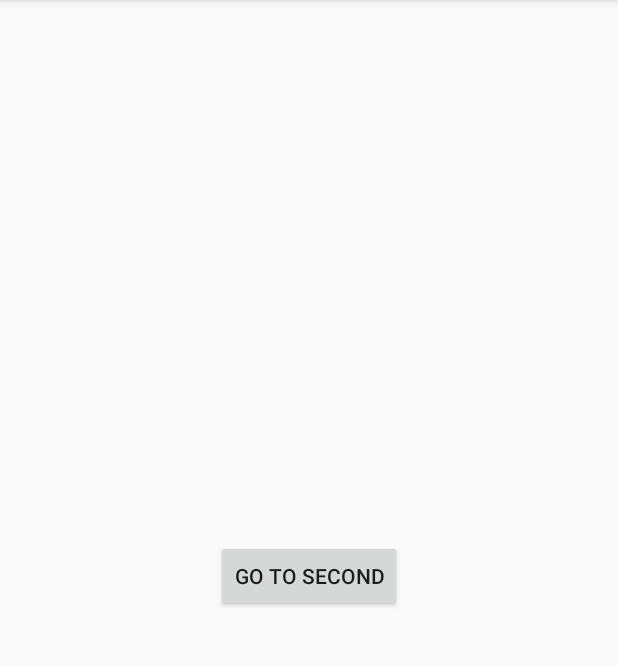
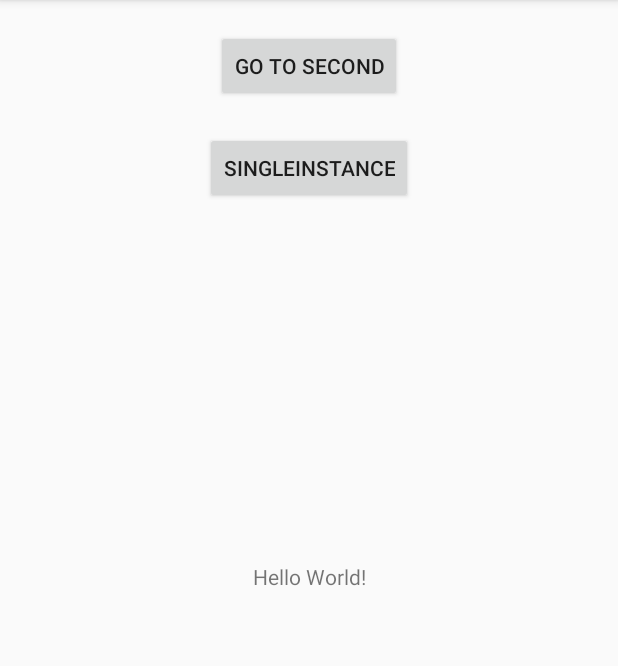
Before and after one commit to jianesrq0724/MemoryLeak, an Android app: the screen it shows after launch (MainActivity), on a phone screen of 412 x 824 dp, the part 84-750 px from its top. Run offline under Robolectric (Android 15) with nearby library versions, the phone set to English and light mode, and no system bars; libraries missing offline, so code that uses them is left out: com.squareup.leakcanary; 2 statements that could not run were skipped.

Commit message:
测试单例

```diff
--- a/app/src/main/java/com/ruiqin/memoryleak/MyApplication.java
+++ b/app/src/main/java/com/ruiqin/memoryleak/MyApplication.java
@@ -1,6 +1,7 @@
 package com.ruiqin.memoryleak;
 
 import android.app.Application;
+import android.content.Context;
 
 import com.squareup.leakcanary.LeakCanary;
 
@@ -12,14 +13,21 @@ import com.squareup.leakcanary.LeakCanary;
  */
 
 public class MyApplication extends Application {
+    private static Context mContext;
+
     @Override
     public void onCreate() {
         super.onCreate();
-
+        mContext = this;
         if (LeakCanary.isInAnalyzerProcess(this)) {
             return;
         }
         LeakCanary.install(this);
     }
 
+    public static Context getAppContext() {
+        return mContext;
+    }
+
+
 }
--- a/app/src/main/java/com/ruiqin/memoryleak/base/BaseActivity.java
+++ b/app/src/main/java/com/ruiqin/memoryleak/base/BaseActivity.java
@@ -1,5 +1,6 @@
 package com.ruiqin.memoryleak.base;
 
+import android.content.Context;
 import android.os.Bundle;
 import android.support.annotation.Nullable;
 import android.support.v7.app.AppCompatActivity;
@@ -13,10 +14,13 @@ import android.support.v7.app.AppCompatActivity;
 
 public abstract class BaseActivity extends AppCompatActivity {
 
+    protected Context mContext;
+
     @Override
     protected void onCreate(@Nullable Bundle savedInstanceState) {
         super.onCreate(savedInstanceState);
         setContentView(getLayoutId());
+        mContext = this;
         initData();
         initView();
     }
--- a/app/src/main/res/layout/activity_main.xml
+++ b/app/src/main/res/layout/activity_main.xml
@@ -20,14 +20,22 @@
         android:id="@+id/second_btn"
         android:layout_width="wrap_content"
         android:layout_height="wrap_content"
-        android:layout_marginBottom="8dp"
         android:layout_marginEnd="8dp"
         android:layout_marginStart="8dp"
-        android:layout_marginTop="8dp"
+        android:layout_marginTop="20dp"
         android:text="go to second"
-        app:layout_constraintBottom_toBottomOf="parent"
         app:layout_constraintEnd_toEndOf="parent"
         app:layout_constraintStart_toStartOf="parent"
         app:layout_constraintTop_toTopOf="parent"/>
 
+    <Button
+        android:id="@+id/single_btn"
+        android:layout_width="wrap_content"
+        android:layout_height="wrap_content"
+        android:layout_marginTop="20dp"
+        android:text="SingleInstance"
+        app:layout_constraintEnd_toEndOf="@+id/second_btn"
+        app:layout_constraintStart_toStartOf="@+id/second_btn"
+        app:layout_constraintTop_toBottomOf="@+id/second_btn"/>
+
 </android.support.constraint.ConstraintLayout>
```
Also changed, not shown: app/src/main/java/com/ruiqin/memoryleak/MainActivity.java (+54 -4 lines), app/src/main/java/com/ruiqin/memoryleak/SecondActivity.java (+26 -6 lines), app/src/main/java/com/ruiqin/memoryleak/singleton/TestSingleton.java (added, +36 -0 lines), app/src/main/java/com/ruiqin/memoryleak/utils/ToastUtils.java (+7 -1 lines), 1 other file.
